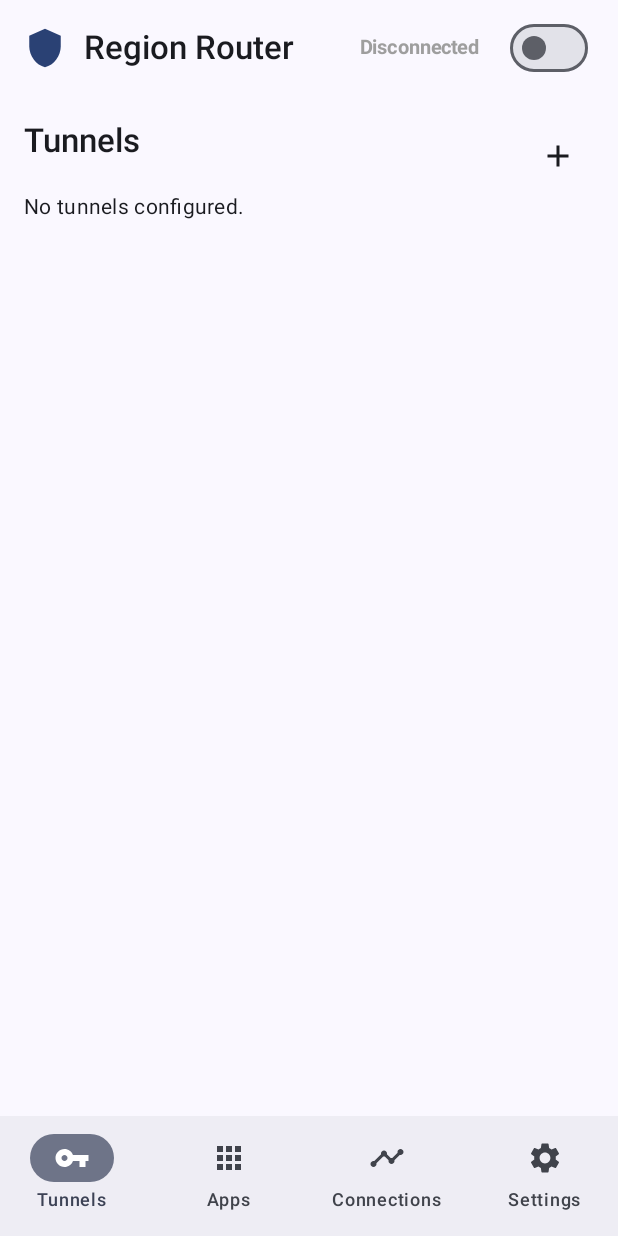
After one commit to thepont/nexus-multi-vpn, an Android app built with Jetpack Compose: the composable MainScreen shown on its own in the app's theme, on a phone screen of 412 x 824 dp. The commit adds this screen. Run offline under Robolectric (Android 15) with nearby library versions, the phone set to English and light mode, and no system bars; our stand-ins replace Dagger/Hilt's generated code.

Commit message:
feat: Add tab navigation with 4 screens (NOC design)
TAB NAVIGATION IMPLEMENTED:
Professional bottom navigation bar with 4 screens.

NEW STRUCTURE:
✅ MainScreen.kt - Tab navigation container
✅ TunnelsScreen.kt - VPN tunnel configuration
✅ AppRulesScreen.kt - Per-app routing rules
✅ ConnectionsScreen.kt - Performance-optimized connection log
✅ SettingsScreen.kt - App settings & credentials

TABS (Bottom Navigation):
1. 🔑 Tunnels - Configure VPN tunnels
2. 📱 Apps - Set routing rules
3. 📊 Connections - View connection events
4. ⚙️ Settings - Provider credentials & app config

DESIGN:
✅ Material 3 NavigationBar
✅ Material Icons (Filled)
✅ Professional NOC aesthetics
✅ Persistent header bar on all screens
✅ Smooth tab transitions

SCREENS:
┌─────────────────────────────────────────┐
│ Header Bar (persistent on all screens)  │
├─────────────────────────────────────────┤
│                                         │
│         [Current Tab Content]           │
│                                         │
├─────────────────────────────────────────┤
│ [Tunnels] [Apps] [Connections] [Settings]│
└─────────────────────────────────────────┘

CONNECTIONS SCREEN (NEW):
✅ Performance-optimized (no packet streaming)
✅ Shows NEW connections only
✅ Pull-to-refresh pattern
✅ Connection event cards with:
   - Timestamp (monospace)
   - App name
   - Destination
   - Tunnel used

INSTALLED TO PIXEL: ✅
Device: 18311FDF600EVG
Navigation: 4 tabs working
Header: Persistent across all tabs

NEXT: Smart suggestions, connection logging backend

```diff
--- /dev/null
+++ b/app/src/main/java/com/multiregionvpn/ui/navigation/MainScreen.kt
@@ -0,0 +1,109 @@
+package com.multiregionvpn.ui.navigation
+
+import android.content.Context
+import android.net.VpnService
+import androidx.activity.compose.rememberLauncherForActivityResult
+import androidx.activity.result.contract.ActivityResultContracts
+import androidx.compose.foundation.layout.*
+import androidx.compose.material.icons.Icons
+import androidx.compose.material.icons.filled.*
+import androidx.compose.material3.*
+import androidx.compose.runtime.*
+import androidx.compose.ui.Modifier
+import androidx.compose.ui.graphics.vector.ImageVector
+import androidx.compose.ui.platform.LocalContext
+import androidx.hilt.navigation.compose.hiltViewModel
+import com.multiregionvpn.ui.components.VpnHeaderBar
+import com.multiregionvpn.ui.settings.SettingsViewModel
+import com.multiregionvpn.ui.screens.TunnelsScreen
+import com.multiregionvpn.ui.screens.AppRulesScreen
+import com.multiregionvpn.ui.screens.ConnectionsScreen
+import com.multiregionvpn.ui.screens.SettingsScreen as ConfigScreen
+
+/**
+ * Main screen with tab navigation (NOC Style)
+ *
+ * Tabs:
+ * 1. Tunnels - VPN tunnel configuration
+ * 2. App Rules - Per-app routing rules
+ * 3. Connections - Connection log (performance-optimized)
+ * 4. Settings - App settings and provider credentials
+ */
+@OptIn(ExperimentalMaterial3Api::class)
+@Composable
+fun MainScreen(
+    viewModel: SettingsViewModel = hiltViewModel()
+) {
+    val uiState by viewModel.uiState.collectAsState()
+    var selectedTab by remember { mutableStateOf(NavTab.TUNNELS) }
+    val context = LocalContext.current
+
+    val vpnPermissionLauncher = rememberLauncherForActivityResult(
+        contract = ActivityResultContracts.StartActivityForResult()
+    ) { result ->
+        if (result.resultCode == android.app.Activity.RESULT_OK) {
+            viewModel.startVpn(context)
+        }
+    }
+
+    Scaffold(
+        topBar = {
+            VpnHeaderBar(
+                isVpnRunning = uiState.isVpnRunning,
+                status = uiState.vpnStatus,
+                dataRateMbps = uiState.dataRateMbps,
+                onToggleVpn = { enabled ->
+                    if (enabled) {
+                        val intent = VpnService.prepare(context)
+                        if (intent != null) {
+                            vpnPermissionLauncher.launch(intent)
+                        } else {
+                            viewModel.startVpn(context)
+                        }
+                    } else {
+                        viewModel.stopVpn(context)
+                    }
+                }
+            )
+        },
+        bottomBar = {
+            NavigationBar {
+                NavTab.values().forEach { tab ->
+                    NavigationBarItem(
+                        icon = {
+                            Icon(
+                                imageVector = tab.icon,
+                                contentDescription = tab.title
+                            )
+                        },
+                        label = { Text(tab.title) },
+                        selected = selectedTab == tab,
+                        onClick = { selectedTab = tab }
+                    )
+                }
+            }
+        }
+    ) { padding ->
+        Box(modifier = Modifier.padding(padding)) {
+            when (selectedTab) {
+                NavTab.TUNNELS -> TunnelsScreen(viewModel = viewModel)
+                NavTab.APP_RULES -> AppRulesScreen(viewModel = viewModel)
+                NavTab.CONNECTIONS -> ConnectionsScreen()
+                NavTab.SETTINGS -> ConfigScreen(viewModel = viewModel)
+            }
+        }
+    }
+}
+
+/**
+ * Navigation tabs
+ */
+enum class NavTab(
+    val title: String,
+    val icon: ImageVector
+) {
+    TUNNELS("Tunnels", Icons.Filled.VpnKey),
+    APP_RULES("Apps", Icons.Filled.Apps),
+    CONNECTIONS("Connections", Icons.Filled.Timeline),
+    SETTINGS("Settings", Icons.Filled.Settings)
+}
--- /dev/null
+++ b/app/src/main/java/com/multiregionvpn/ui/screens/TunnelsScreen.kt
@@ -0,0 +1,40 @@
+package com.multiregionvpn.ui.screens
+
+import androidx.compose.foundation.layout.*
+import androidx.compose.foundation.rememberScrollState
+import androidx.compose.foundation.verticalScroll
+import androidx.compose.runtime.Composable
+import androidx.compose.runtime.collectAsState
+import androidx.compose.runtime.getValue
+import androidx.compose.ui.Modifier
+import androidx.compose.ui.unit.dp
+import com.multiregionvpn.ui.settings.SettingsViewModel
+import com.multiregionvpn.ui.settings.composables.VpnConfigSection
+
+/**
+ * Tunnels Screen - VPN Tunnel Configuration
+ *
+ * Shows list of configured tunnels with professional NOC-style cards.
+ */
+@Composable
+fun TunnelsScreen(
+    viewModel: SettingsViewModel
+) {
+    val uiState by viewModel.uiState.collectAsState()
+
+    Column(
+        modifier = Modifier
+            .fillMaxSize()
+            .verticalScroll(rememberScrollState())
+            .padding(16.dp)
+    ) {
+        VpnConfigSection(
+            configs = uiState.vpnConfigs,
+            onSaveConfig = { config -> viewModel.saveVpnConfig(config) },
+            onDeleteConfig = { configId -> viewModel.deleteVpnConfig(configId) },
+            onFetchNordVpnServer = { regionId, callback ->
+                viewModel.fetchNordVpnServer(regionId, callback)
+            }
+        )
+    }
+}
```
Also changed, not shown: app/src/main/java/com/multiregionvpn/MainActivity.kt (+8 -7 lines), app/src/main/java/com/multiregionvpn/ui/screens/AppRulesScreen.kt (added, +40 -0 lines), app/src/main/java/com/multiregionvpn/ui/screens/ConnectionsScreen.kt (added, +141 -0 lines), app/src/main/java/com/multiregionvpn/ui/screens/SettingsScreen.kt (added, +43 -0 lines).
